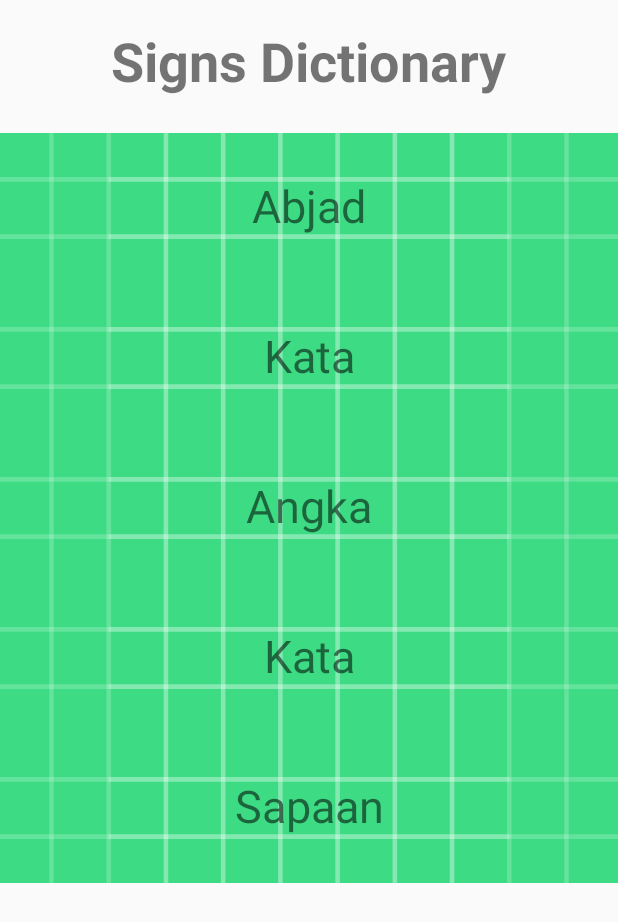
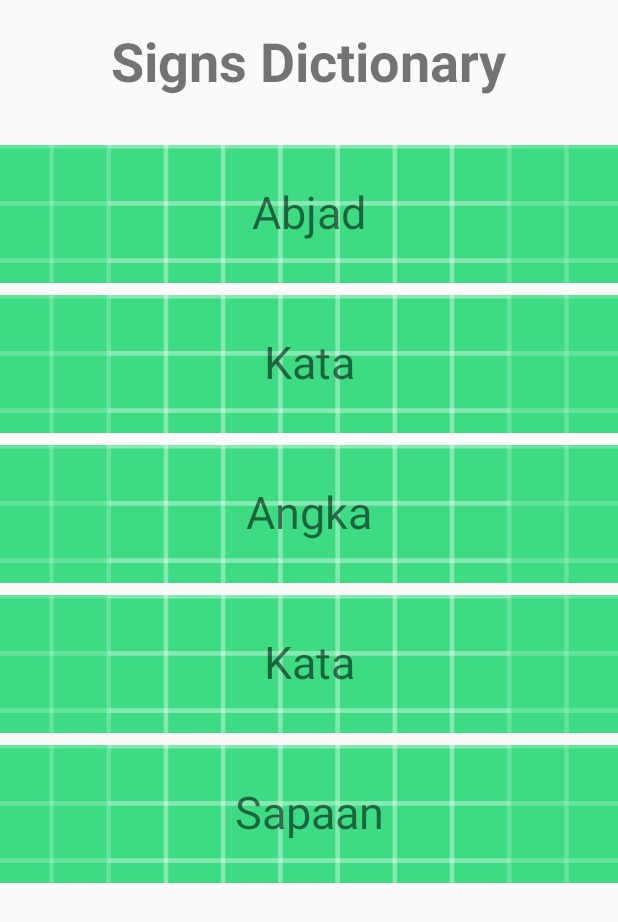
Before and after one commit to sungindra/SignDictionary, an Android app: the screen it shows after launch (MainActivity), on a phone screen of 412 x 824 dp. Shown: the top 922 px of the screen. Run offline under Robolectric (Android 15) with nearby library versions, the phone set to English and light mode, and no system bars.

Commit message:
Refactored for Recycler View Adapter

```diff
--- a/app/build.gradle
+++ b/app/build.gradle
@@ -29,6 +29,7 @@ dependencies {
     implementation fileTree(dir: 'libs', include: ['*.jar'])
     implementation "org.jetbrains.kotlin:kotlin-stdlib-jdk7:$kotlin_version"
     implementation 'androidx.appcompat:appcompat:1.1.0'
+    implementation 'androidx.recyclerview:recyclerview:1.1.0'
     implementation 'androidx.core:core-ktx:1.2.0'
     implementation 'androidx.constraintlayout:constraintlayout:1.1.3'
     testImplementation 'junit:junit:4.12'
--- a/app/src/main/java/com/reynardvincent/signdictionary/Adapters/CategoryAdapter.kt
+++ b/app/src/main/java/com/reynardvincent/signdictionary/Adapters/CategoryAdapter.kt
@@ -10,10 +10,7 @@ import android.widget.TextView
 import com.reynardvincent.signdictionary.Model.Category
 import com.reynardvincent.signdictionary.R
 
-class CategoryAdapter(context: Context, categories: List<Category>): BaseAdapter() {
-
-    val context = context
-    val categories = categories
+class CategoryAdapter(val context: Context, val categories: List<Category>): BaseAdapter() {
 
     override fun getView(position: Int, convertView: View?, parent: ViewGroup?): View {
         val category_view: View
--- /dev/null
+++ b/app/src/main/java/com/reynardvincent/signdictionary/Adapters/CategoryRecycleAdapter.kt
@@ -0,0 +1,38 @@
+package com.reynardvincent.signdictionary.Adapters
+
+import android.content.Context
+import android.view.LayoutInflater
+import android.view.View
+import android.view.ViewGroup
+import android.widget.ImageView
+import android.widget.TextView
+import androidx.recyclerview.widget.RecyclerView
+import com.reynardvincent.signdictionary.Model.Category
+import com.reynardvincent.signdictionary.R
+
+class CategoryRecycleAdapter(val context: Context, val categories: List<Category>): RecyclerView.Adapter<CategoryRecycleAdapter.Holder>() {
+    inner class Holder(itemView: View) : RecyclerView.ViewHolder(itemView) {
+        val categoryImage = itemView.findViewById<ImageView>(R.id.categoryImage)
+        val categoryTitle = itemView.findViewById<TextView>(R.id.categoryTitle)
+
+        fun bindCategory(category: Category, context: Context){
+            //val resourceID = context.resources.getIdentifier(category.image, "drawable", context.packageName)
+            val resourceID = context.resources.getIdentifier("ic_launcher_background", "drawable", context.packageName)
+            categoryImage?.setImageResource(resourceID)
+            categoryTitle?.text =category.title
+        }
+    }
+
+    override fun onCreateViewHolder(parent: ViewGroup, viewType: Int): Holder {
+        val view = LayoutInflater.from(context).inflate(R.layout.category_list_item, parent, false)
+        return Holder(view)
+    }
+
+    override fun getItemCount(): Int {
+        return categories.count()
+    }
+
+    override fun onBindViewHolder(Holder: Holder, position: Int) {
+        Holder.bindCategory(categories[position], context)
+    }
+}
--- a/app/src/main/java/com/reynardvincent/signdictionary/Controller/MainActivity.kt
+++ b/app/src/main/java/com/reynardvincent/signdictionary/Controller/MainActivity.kt
@@ -4,7 +4,10 @@ import androidx.appcompat.app.AppCompatActivity
 import android.os.Bundle
 import android.widget.Adapter
 import android.widget.ArrayAdapter
+import android.widget.LinearLayout
+import androidx.recyclerview.widget.LinearLayoutManager
 import com.reynardvincent.signdictionary.Adapters.CategoryAdapter
+import com.reynardvincent.signdictionary.Adapters.CategoryRecycleAdapter
 import com.reynardvincent.signdictionary.Model.Category
 import com.reynardvincent.signdictionary.Model.Dictionary
 import com.reynardvincent.signdictionary.Model.SampleData
@@ -13,15 +16,19 @@ import kotlinx.android.synthetic.main.activity_main.*
 
 class MainActivity : AppCompatActivity() {
 
-    lateinit var categoryAdapter : CategoryAdapter
+    lateinit var categoryAdapter : CategoryRecycleAdapter
 
     override fun onCreate(savedInstanceState: Bundle?) {
         super.onCreate(savedInstanceState)
         setContentView(R.layout.activity_main)
 
-        categoryAdapter = CategoryAdapter(this, SampleData.categories)
+        categoryAdapter = CategoryRecycleAdapter(this, SampleData.categories)
 
         category_view.adapter = categoryAdapter
         appName.text = "Signs Dictionary"
+
+        val layoutManager = LinearLayoutManager(this)
+        category_view.layoutManager = layoutManager
+        category_view.setHasFixedSize(true)
     }
 }
--- a/app/src/main/res/layout/activity_main.xml
+++ b/app/src/main/res/layout/activity_main.xml
@@ -19,7 +19,7 @@
         app:layout_constraintTop_toTopOf="parent"
         tools:text="testing" />
 
-    <ListView
+    <androidx.recyclerview.widget.RecyclerView
         android:id="@+id/category_view"
         android:layout_width="0dp"
         android:layout_height="0dp"
--- a/app/src/main/res/layout/category_list_item.xml
+++ b/app/src/main/res/layout/category_list_item.xml
@@ -8,7 +8,9 @@
     <ImageView
         android:id="@+id/categoryImage"
         android:layout_width="0dp"
-        android:layout_height="100dp"
+        android:layout_height="116dp"
+        android:layout_marginTop="8dp"
+        android:layout_marginBottom="8dp"
         android:scaleType="centerCrop"
         app:layout_constraintBottom_toBottomOf="parent"
         app:layout_constraintEnd_toEndOf="parent"
@@ -23,9 +25,8 @@
         android:layout_width="104dp"
         android:layout_height="44dp"
         android:layout_marginStart="8dp"
-        android:layout_marginTop="8dp"
         android:layout_marginEnd="8dp"
-        android:layout_marginBottom="8dp"
+        android:layout_marginBottom="16dp"
         android:textAlignment="center"
         android:textSize="30sp"
         app:layout_constraintBottom_toBottomOf="@+id/categoryImage"
```
